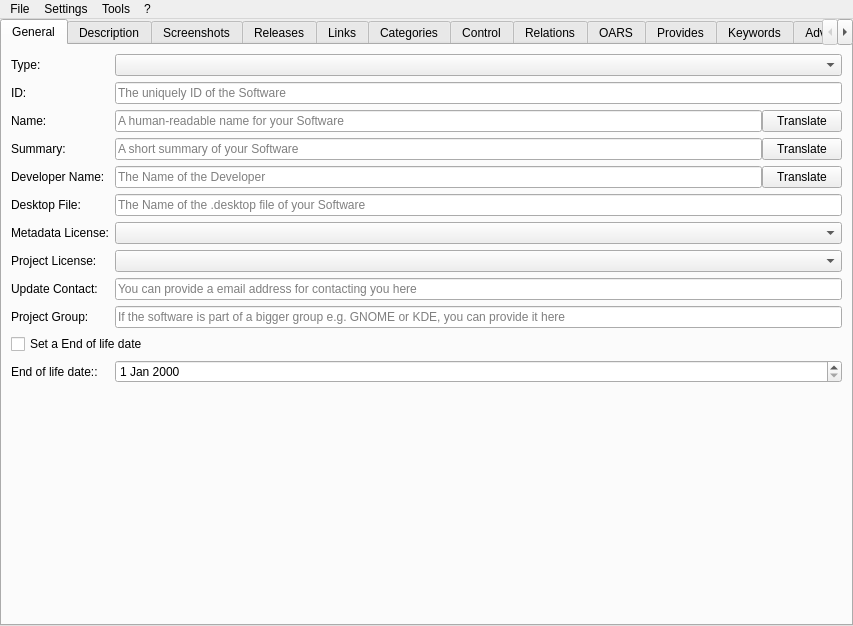
Old version of the form jdAppStreamEdit/ui/MainWindow.ui in the repository JakobDev/jdAppStreamEdit.
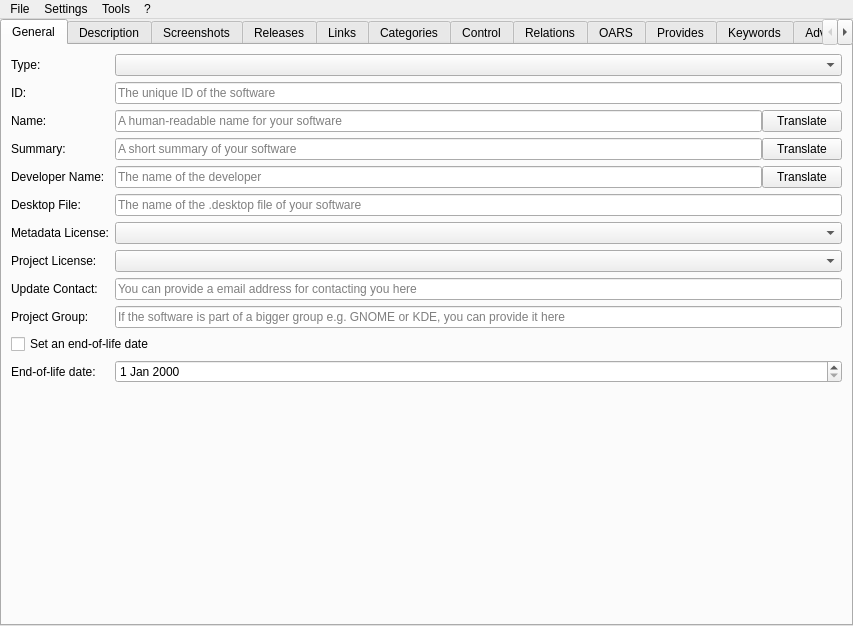
New version of the form.

Commit message: Improve placeholder texts of General tab

```diff
--- a/jdAppStreamEdit/ui/MainWindow.ui
+++ b/jdAppStreamEdit/ui/MainWindow.ui
@@ -60,7 +60,7 @@
         <item row="1" column="1">
          <widget class="QLineEdit" name="id_edit">
           <property name="placeholderText">
-           <string>The uniquely ID of the Software</string>
+           <string>The unique ID of the software</string>
           </property>
          </widget>
         </item>
@@ -82,7 +82,7 @@
              <string/>
             </property>
             <property name="placeholderText">
-             <string>A human-readable name for your Software</string>
+             <string>A human-readable name for your software</string>
             </property>
            </widget>
           </item>
@@ -110,7 +110,7 @@
           <item>
            <widget class="QLineEdit" name="summary_edit">
             <property name="placeholderText">
-             <string>A short summary of your Software</string>
+             <string>A short summary of your software</string>
             </property>
            </widget>
           </item>
@@ -138,7 +138,7 @@
           <item>
            <widget class="QLineEdit" name="developer_name_edit">
             <property name="placeholderText">
-             <string>The Name of the Developer</string>
+             <string>The name of the developer</string>
             </property>
            </widget>
           </item>
@@ -161,7 +161,7 @@
         <item row="5" column="1">
          <widget class="QLineEdit" name="desktop_file_edit">
           <property name="placeholderText">
-           <string>The Name of the .desktop file of your Software</string>
+           <string>The name of the .desktop file of your software</string>
           </property>
          </widget>
         </item>
@@ -220,14 +220,14 @@
         <item row="12" column="0">
          <widget class="QLabel" name="end_of_life_label">
           <property name="text">
-           <string>End of life date::</string>
+           <string>End-of-life date:</string>
           </property>
          </widget>
         </item>
         <item row="10" column="0" colspan="2">
          <widget class="QCheckBox" name="end_of_life_check_box">
           <property name="text">
-           <string>Set a End of life date</string>
+           <string>Set an end-of-life date</string>
           </property>
          </widget>
         </item>
```
The commit also changes 2 other files.
